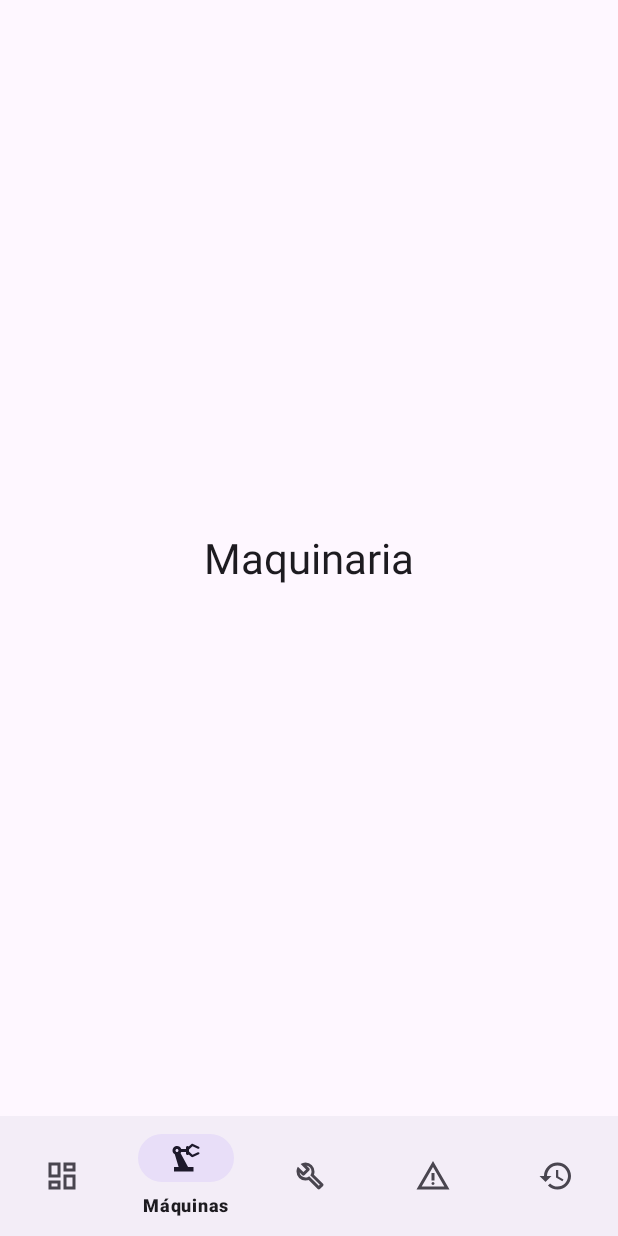
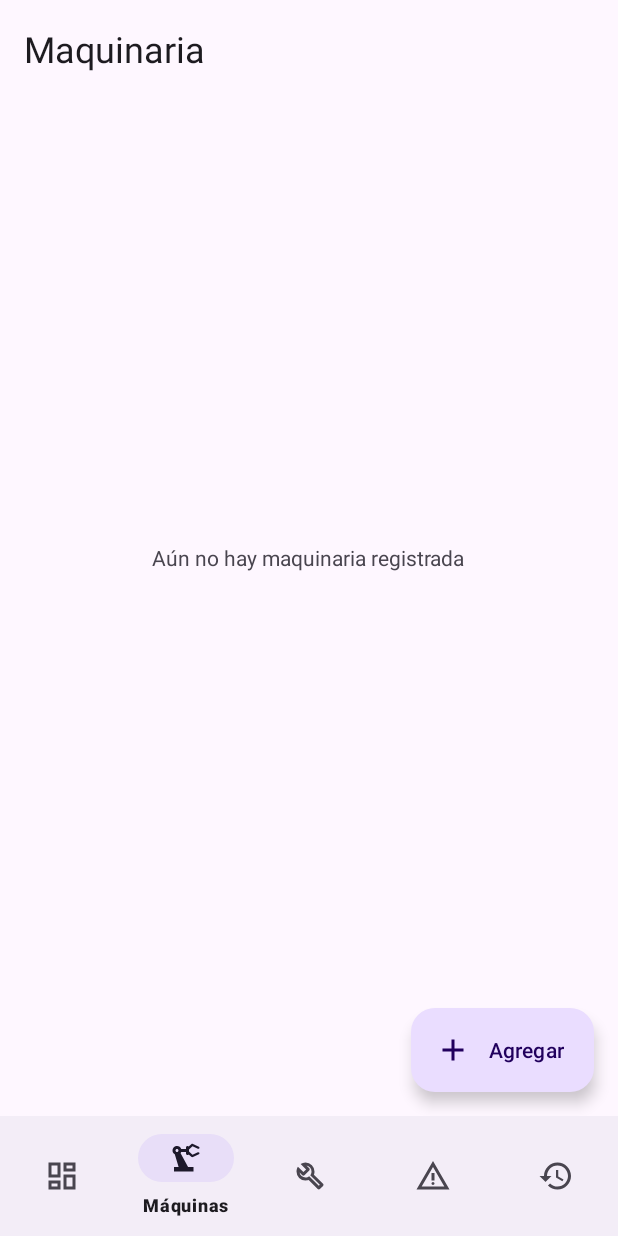
Before and after one commit to diegoalanbenitesgarcia-create/ManteniPro, an Android app: the MaquinariaFragment screen opened through its navigation route, on a phone screen of 412 x 824 dp. Run offline under Robolectric (Android 15) with nearby library versions, the phone set to English and light mode, and no system bars; our stand-ins replace Room's generated code, navigation-ui.

Commit message:
Interfaz 2: listado de maquinaria con RecyclerView

```diff
--- /dev/null
+++ b/app/src/main/java/com/example/mantenipro/ui/MaquinaViewModel.kt
@@ -0,0 +1,29 @@
+package com.example.mantenipro.ui
+
+import android.app.Application
+import androidx.lifecycle.AndroidViewModel
+import androidx.lifecycle.LiveData
+import androidx.lifecycle.asLiveData
+import androidx.lifecycle.viewModelScope
+import com.example.mantenipro.data.AppDatabase
+import com.example.mantenipro.data.Maquina
+import kotlinx.coroutines.launch
+
+class MaquinaViewModel(application: Application) : AndroidViewModel(application) {
+
+    private val dao = AppDatabase.getDatabase(application).maquinaDao()
+
+    val maquinas: LiveData<List<Maquina>> = dao.obtenerTodas().asLiveData()
+
+    // TEMPORAL: se elimina cuando exista el formulario de registro
+    fun insertarDemo() = viewModelScope.launch {
+        dao.insertar(
+            Maquina(
+                nombre = "Torno CNC",
+                codigo = "MAQ-${(100..999).random()}",
+                area = "Producción",
+                fechaRegistro = System.currentTimeMillis()
+            )
+        )
+    }
+}
--- /dev/null
+++ b/app/src/main/java/com/example/mantenipro/ui/MaquinariaFragment.kt
@@ -0,0 +1,42 @@
+package com.example.mantenipro.ui
+
+import android.os.Bundle
+import android.view.View
+import android.widget.Toast
+import androidx.fragment.app.Fragment
+import androidx.fragment.app.viewModels
+import androidx.recyclerview.widget.LinearLayoutManager
+import com.example.mantenipro.R
+import com.example.mantenipro.databinding.FragmentMaquinariaBinding
+
+class MaquinariaFragment : Fragment(R.layout.fragment_maquinaria) {
+
+    private val viewModel: MaquinaViewModel by viewModels()
+    private var _binding: FragmentMaquinariaBinding? = null
+    private val binding get() = _binding!!
+
+    override fun onViewCreated(view: View, savedInstanceState: Bundle?) {
+        super.onViewCreated(view, savedInstanceState)
+        _binding = FragmentMaquinariaBinding.bind(view)
+
+        val adapter = MaquinaAdapter { maquina ->
+            // Aquí irá la navegación al detalle (interfaz 4)
+            Toast.makeText(requireContext(), maquina.nombre, Toast.LENGTH_SHORT).show()
+        }
+        binding.rvMaquinas.layoutManager = LinearLayoutManager(requireContext())
+        binding.rvMaquinas.adapter = adapter
+
+        viewModel.maquinas.observe(viewLifecycleOwner) { lista ->
+            adapter.submitList(lista)
+            binding.tvVacio.visibility = if (lista.isEmpty()) View.VISIBLE else View.GONE
+        }
+
+        // TEMPORAL: se reemplaza por la navegación al formulario
+        binding.fabAgregar.setOnClickListener { viewModel.insertarDemo() }
+    }
+
+    override fun onDestroyView() {
+        super.onDestroyView()
+        _binding = null
+    }
+}
--- a/app/src/main/java/com/example/mantenipro/ui/PlaceholderFragments.kt
+++ b/app/src/main/java/com/example/mantenipro/ui/PlaceholderFragments.kt
@@ -14,13 +14,6 @@ class PanelFragment : Fragment(R.layout.fragment_placeholder) {
     override fun onViewCreated(view: View, savedInstanceState: Bundle?) {
         super.onViewCreated(view, savedInstanceState)
         titulo(view, "Panel principal")
-    }
-}
-
-class MaquinariaFragment : Fragment(R.layout.fragment_placeholder) {
-    override fun onViewCreated(view: View, savedInstanceState: Bundle?) {
-        super.onViewCreated(view, savedInstanceState)
-        titulo(view, "Maquinaria")
     }
 }
 
--- /dev/null
+++ b/app/src/main/res/drawable/ic_add.xml
@@ -0,0 +1,20 @@
+<!--
+  ~ Copyright (C) 2026 The Android Open Source Project
+  ~
+  ~ Licensed under the Apache License, Version 2.0 (the "License");
+  ~ you may not use this file except in compliance with the License.
+  ~ You may obtain a copy of the License at
+  ~
+  ~      http://www.apache.org/licenses/LICENSE-2.0
+  ~
+  ~ Unless required by applicable law or agreed to in writing, software
+  ~ distributed under the License is distributed on an "AS IS" BASIS,
+  ~ WITHOUT WARRANTIES OR CONDITIONS OF ANY KIND, either express or implied.
+  ~ See the License for the specific language governing permissions and
+  ~ limitations under the License.
+  -->
+<vector xmlns:android="http://schemas.android.com/apk/res/android" android:height="24dp" android:tint="#000000" android:viewportHeight="24" android:viewportWidth="24" android:width="24dp">
+
+    <path android:fillColor="@android:color/white" android:pathData="M19,13h-6v6h-2v-6H5v-2h6V5h2v6h6v2z"/>
+
+</vector>
--- /dev/null
+++ b/app/src/main/res/layout/fragment_maquinaria.xml
@@ -0,0 +1,39 @@
+<?xml version="1.0" encoding="utf-8"?>
+<FrameLayout xmlns:android="http://schemas.android.com/apk/res/android"
+    xmlns:app="http://schemas.android.com/apk/res-auto"
+    android:layout_width="match_parent"
+    android:layout_height="match_parent">
+
+    <TextView
+        android:id="@+id/tvTituloLista"
+        android:layout_width="match_parent"
+        android:layout_height="wrap_content"
+        android:padding="16dp"
+        android:text="Maquinaria"
+        android:textAppearance="?attr/textAppearanceHeadlineSmall" />
+
+    <androidx.recyclerview.widget.RecyclerView
+        android:id="@+id/rvMaquinas"
+        android:layout_width="match_parent"
+        android:layout_height="match_parent"
+        android:layout_marginTop="56dp"
+        android:clipToPadding="false"
+        android:paddingBottom="88dp" />
+
+    <TextView
+        android:id="@+id/tvVacio"
+        android:layout_width="wrap_content"
+        android:layout_height="wrap_content"
+        android:layout_gravity="center"
+        android:text="Aún no hay maquinaria registrada"
+        android:visibility="gone" />
+
+    <com.google.android.material.floatingactionbutton.ExtendedFloatingActionButton
+        android:id="@+id/fabAgregar"
+        android:layout_width="wrap_content"
+        android:layout_height="wrap_content"
+        android:layout_gravity="bottom|end"
+        android:layout_margin="16dp"
+        android:text="Agregar"
+        app:icon="@drawable/ic_add" />
+</FrameLayout>
```
Also changed, not shown: app/src/main/java/com/example/mantenipro/ui/MaquinaAdapter.kt (added, +41 -0 lines), app/src/main/java/com/example/mantenipro/ui/Utils.kt (added, +8 -0 lines), app/src/main/res/layout/item_maquina.xml (added, +42 -0 lines).
